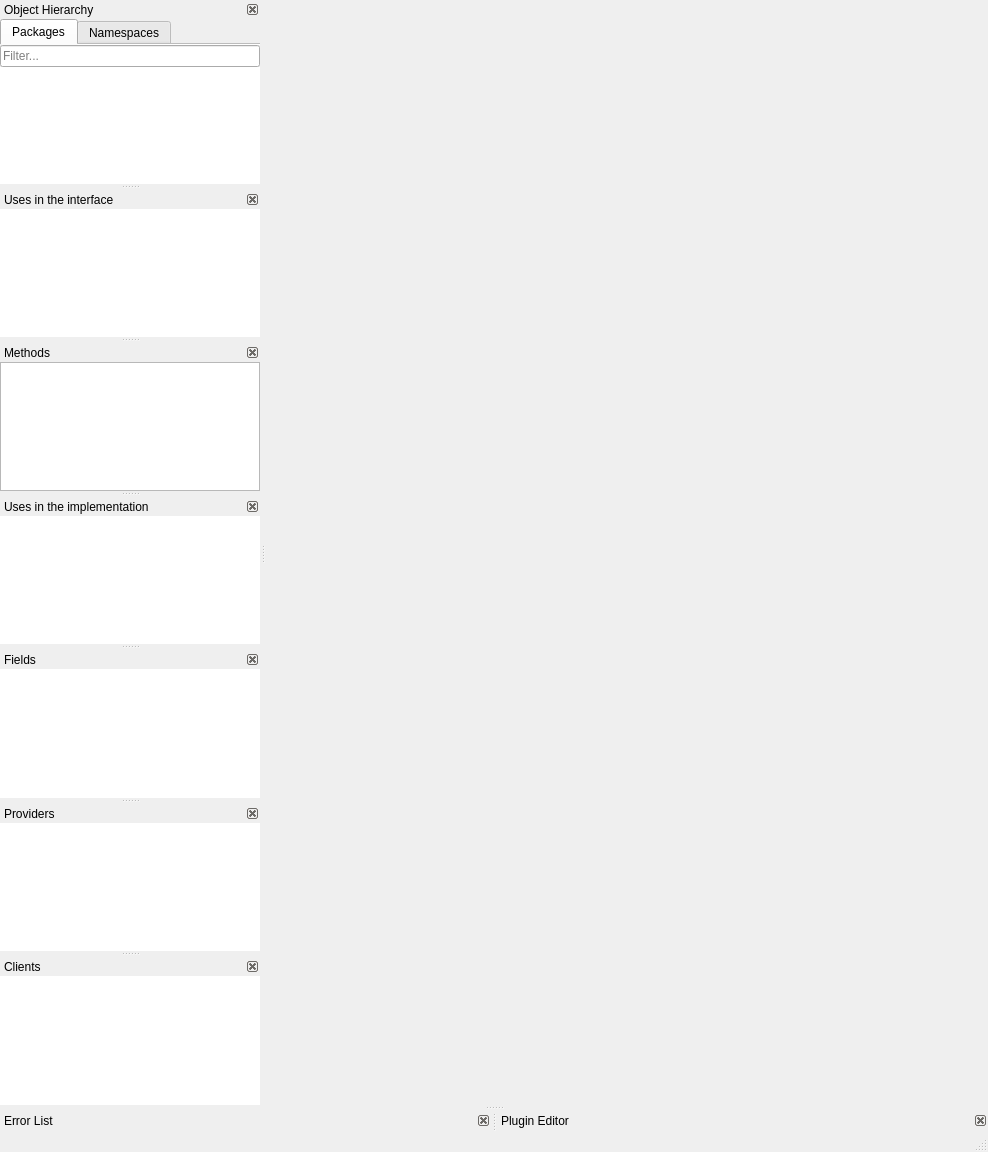
Qt form desktopapp/mainwindow.ui (KDE/codevis) before a commit.
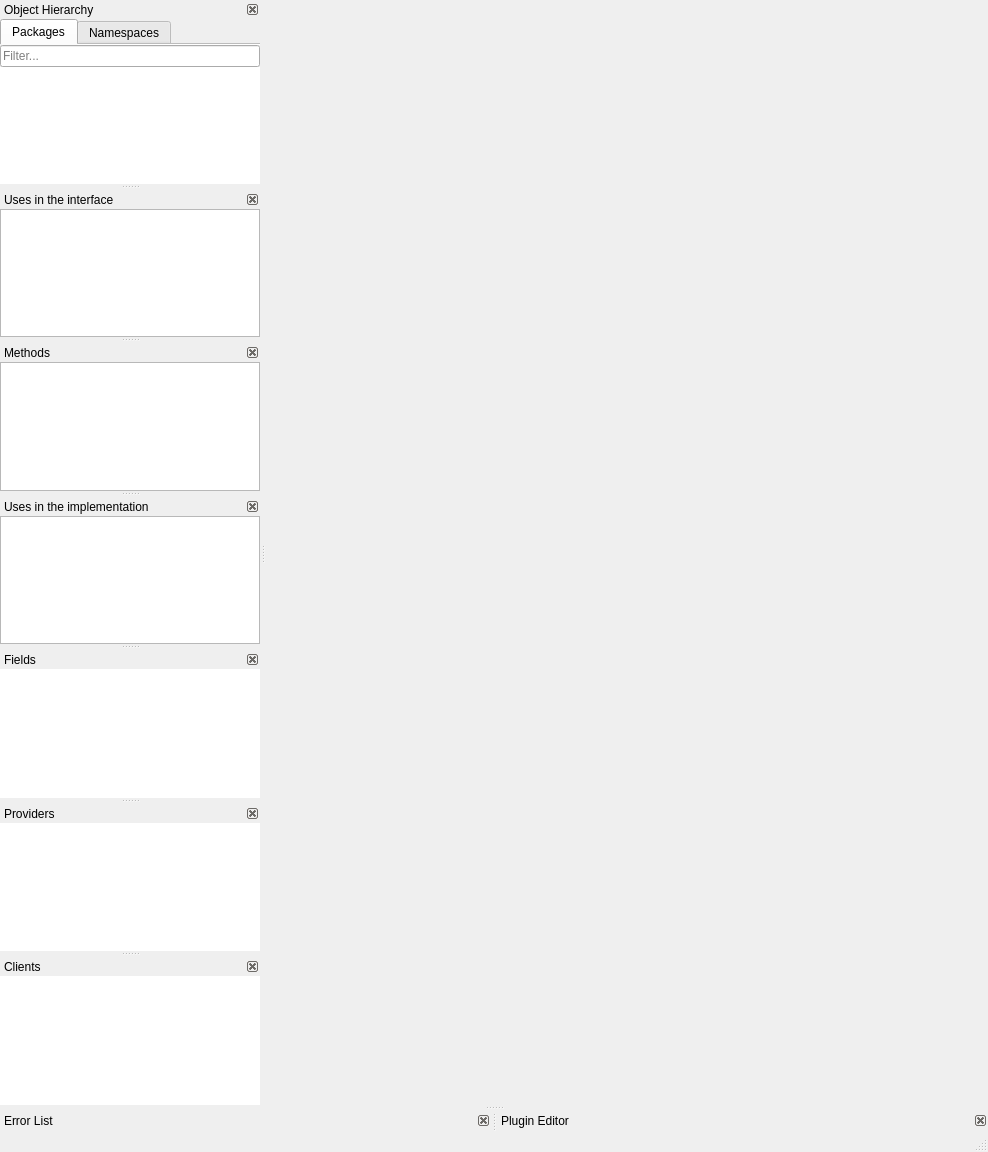
The same form after that commit. Custom widgets are drawn as their Qt base class.

Commit message: Move from tableviews to treeviews for some models

The edit to the form file:
```diff
--- a/desktopapp/mainwindow.ui
+++ b/desktopapp/mainwindow.ui
@@ -248,20 +248,7 @@
       <number>0</number>
      </property>
      <item>
-      <widget class="QTableView" name="usesInTheInterfaceTable">
-       <property name="frameShape">
-        <enum>QFrame::NoFrame</enum>
-       </property>
-       <attribute name="horizontalHeaderVisible">
-        <bool>false</bool>
-       </attribute>
-       <attribute name="horizontalHeaderStretchLastSection">
-        <bool>true</bool>
-       </attribute>
-       <attribute name="verticalHeaderVisible">
-        <bool>false</bool>
-       </attribute>
-      </widget>
+      <widget class="QTreeView" name="usesInTheInterfaceTable"/>
      </item>
     </layout>
    </widget>
@@ -331,20 +318,7 @@
       <number>0</number>
      </property>
      <item>
-      <widget class="QTableView" name="usesInTheImplTable">
-       <property name="frameShape">
-        <enum>QFrame::NoFrame</enum>
-       </property>
-       <attribute name="horizontalHeaderVisible">
-        <bool>false</bool>
-       </attribute>
-       <attribute name="horizontalHeaderStretchLastSection">
-        <bool>true</bool>
-       </attribute>
-       <attribute name="verticalHeaderVisible">
-        <bool>false</bool>
-       </attribute>
-      </widget>
+      <widget class="QTreeView" name="usesInTheImplTable"/>
      </item>
     </layout>
    </widget>
```
